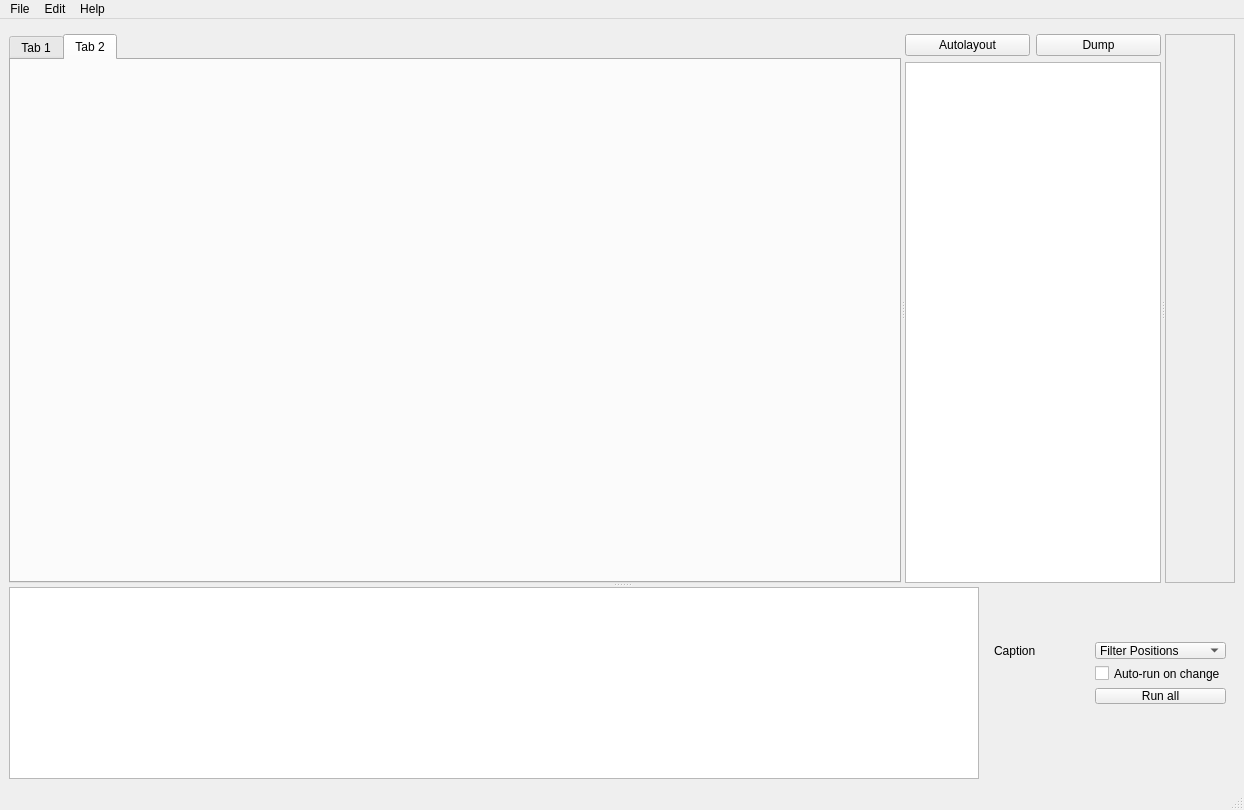
Qt form src/pcot/assets/main.ui (AU-ExoMars/PCOT) before a commit.
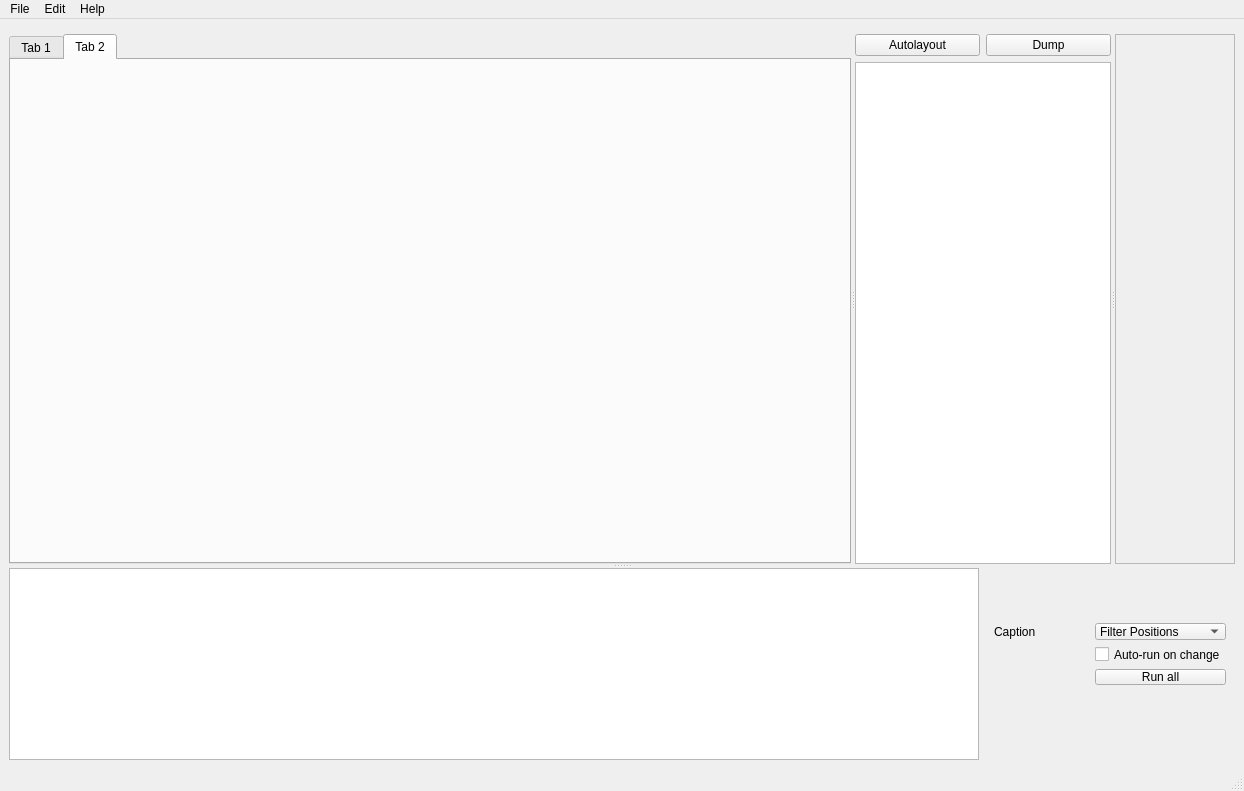
The same form after that commit. Custom widgets are drawn as their Qt base class.

Commit message: min width on palette

```diff
--- a/src/pcot/assets/main.ui
+++ b/src/pcot/assets/main.ui
@@ -7,7 +7,7 @@
     <x>0</x>
     <y>0</y>
     <width>1244</width>
-    <height>810</height>
+    <height>791</height>
    </rect>
   </property>
   <property name="acceptDrops">
@@ -123,6 +123,12 @@
           <verstretch>0</verstretch>
          </sizepolicy>
         </property>
+        <property name="minimumSize">
+         <size>
+          <width>120</width>
+          <height>0</height>
+         </size>
+        </property>
         <property name="verticalScrollBarPolicy">
          <enum>Qt::ScrollBarAsNeeded</enum>
         </property>
@@ -140,8 +146,8 @@
           <rect>
            <x>0</x>
            <y>0</y>
-           <width>68</width>
-           <height>516</height>
+           <width>118</width>
+           <height>499</height>
           </rect>
          </property>
         </widget>
```
Left out of the diff: 2 changed lines with no effect on the pictures.
